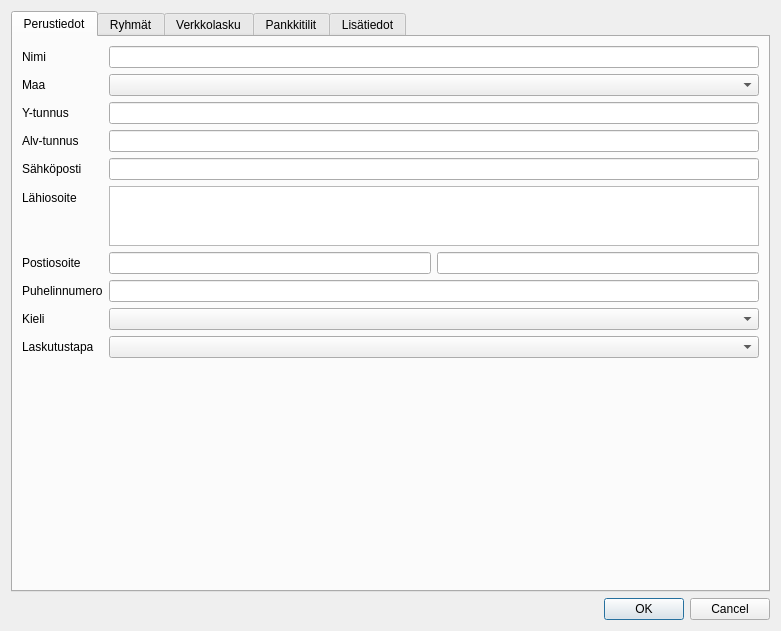
Qt form kitsas/rekisteri/asiakastoimittajadlg.ui (artoh/kitupiikki) before a commit.
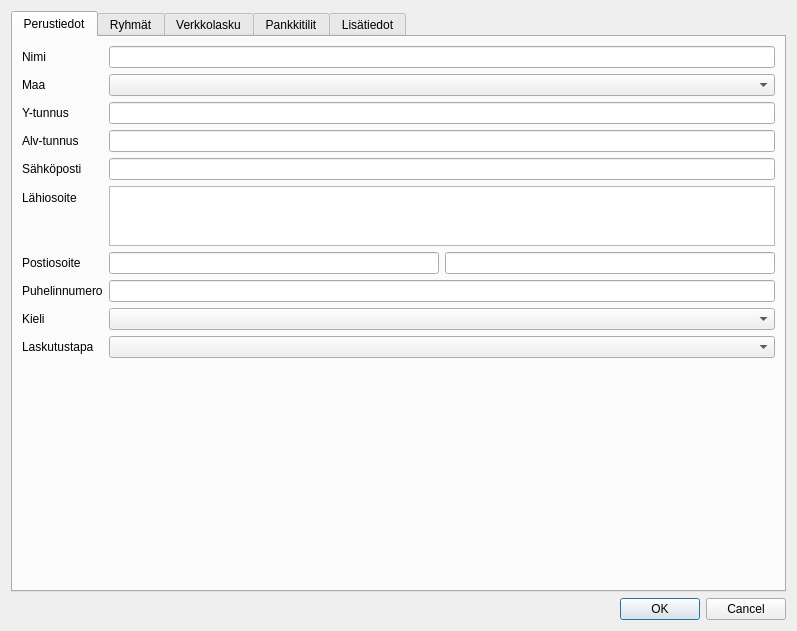
The same form after that commit. Icons and pictures are not drawn. Custom widgets are drawn as their Qt base class.

```diff
--- a/kitsas/rekisteri/asiakastoimittajadlg.ui
+++ b/kitsas/rekisteri/asiakastoimittajadlg.ui
@@ -6,7 +6,7 @@
    <rect>
     <x>0</x>
     <y>0</y>
-    <width>781</width>
+    <width>797</width>
     <height>631</height>
    </rect>
   </property>
```
